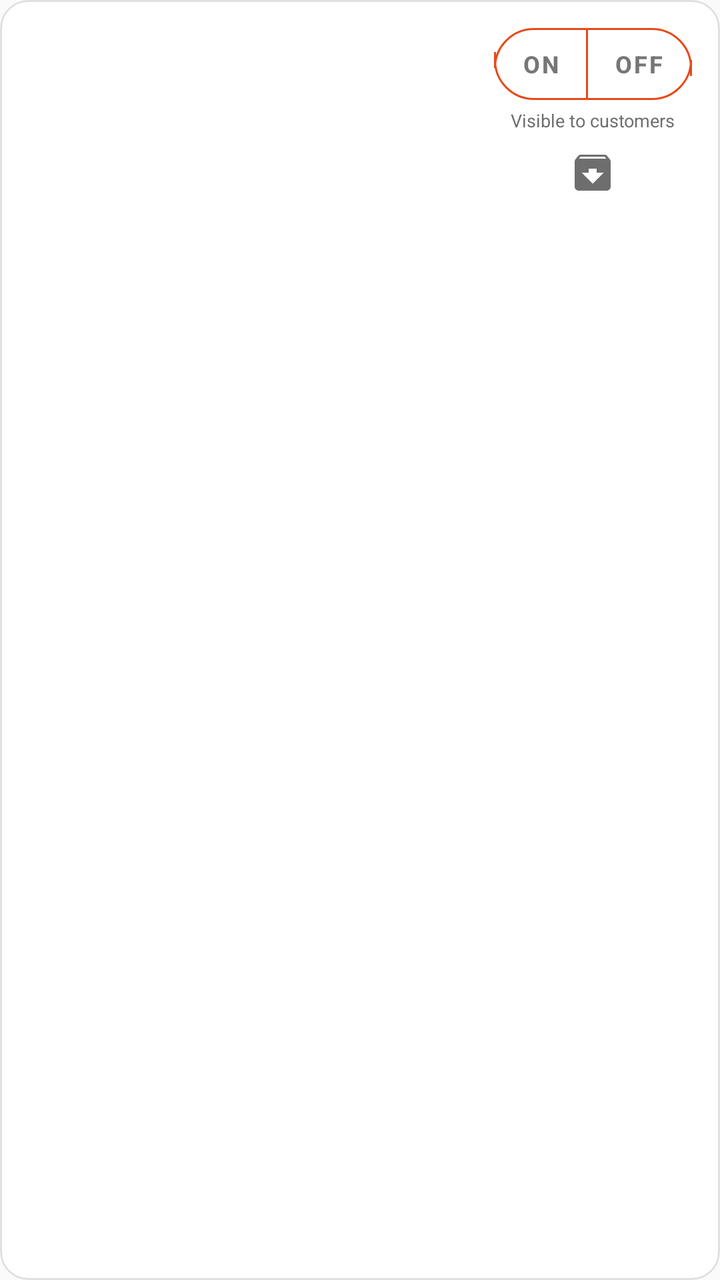
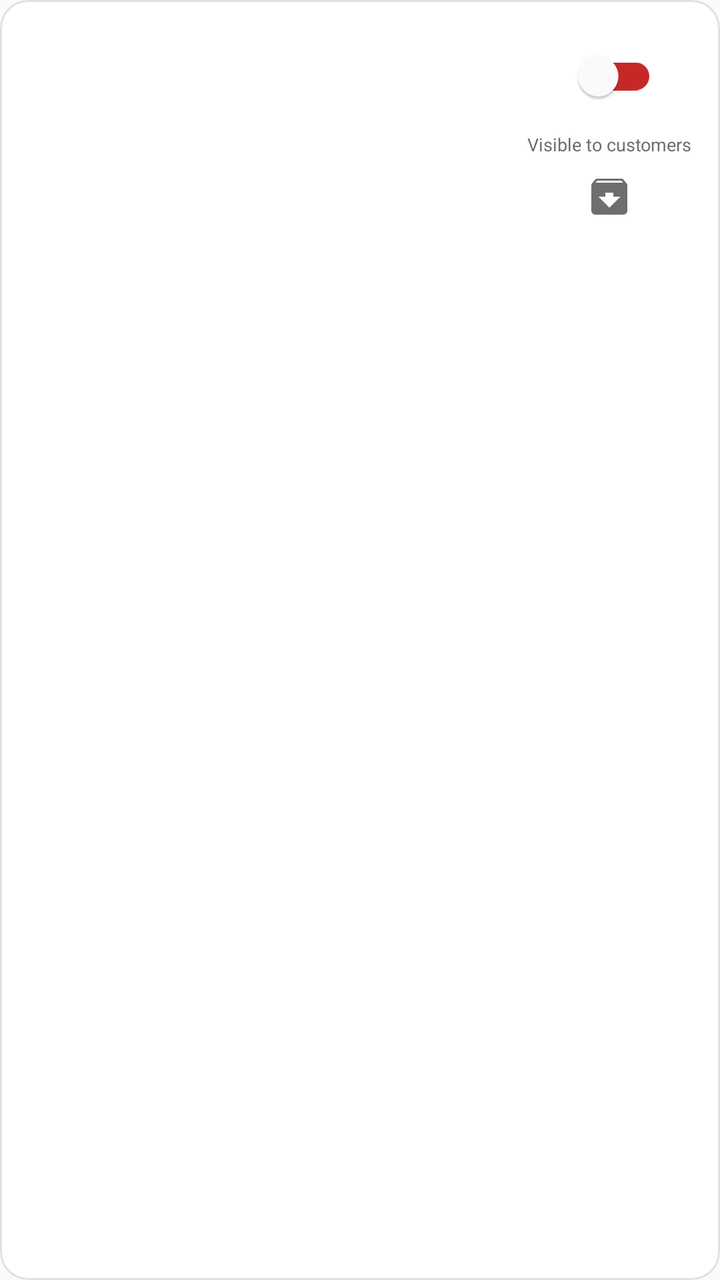

Two renders of the same Android screen: before a commit and after it. Below are the layout's source before the change and the commit's diff.
<!-- AndroidManifest.xml: application theme Theme.AnydropRestaurant -->
<!-- res/layout/item_coupon_manage_row.xml -->
<?xml version="1.0" encoding="utf-8"?>
<com.google.android.material.card.MaterialCardView xmlns:android="http://schemas.android.com/apk/res/android"
    xmlns:app="http://schemas.android.com/apk/res-auto"
    android:layout_width="match_parent"
    android:layout_height="wrap_content"
    android:layout_marginBottom="10dp"
    app:cardCornerRadius="14dp"
    app:cardElevation="0dp"
    app:strokeColor="@color/outline"
    app:strokeWidth="1dp"
    app:cardBackgroundColor="@color/surface">

    <LinearLayout
        android:layout_width="match_parent"
        android:layout_height="wrap_content"
        android:orientation="horizontal"
        android:gravity="center_vertical"
        android:padding="14dp">

        
        <LinearLayout
            android:id="@+id/couponInfoColumn"
            android:layout_width="0dp"
            android:layout_height="wrap_content"
            android:layout_weight="1"
            android:orientation="vertical"
            android:clickable="true"
            android:focusable="true"
            android:foreground="?attr/selectableItemBackground"
            android:paddingVertical="2dp">

            <TextView
                android:id="@+id/couponCodeText"
                android:layout_width="wrap_content"
                android:layout_height="wrap_content"
                android:textSize="15sp"
                android:textStyle="bold"
                android:textColor="@color/anydrop_primary"
                android:letterSpacing="0.03" />

            <TextView
                android:id="@+id/couponDiscountText"
                android:layout_width="wrap_content"
                android:layout_height="wrap_content"
                android:layout_marginTop="4dp"
                android:textSize="13sp"
                android:textColor="@color/text_primary" />

            <TextView
                android:id="@+id/couponMetaText"
                android:layout_width="wrap_content"
                android:layout_height="wrap_content"
                android:layout_marginTop="2dp"
                android:textSize="12sp"
                android:textColor="@color/text_secondary" />

        </LinearLayout>

        
        <LinearLayout
            android:id="@+id/activeControlsGroup"
            android:layout_width="wrap_content"
            android:layout_height="wrap_content"
            android:orientation="vertical"
            android:gravity="center">

            <com.google.android.material.button.MaterialButtonToggleGroup
                android:id="@+id/toggleActiveGroup"
                android:layout_width="wrap_content"
                android:layout_height="wrap_content"
                app:singleSelection="true"
                app:selectionRequired="true">

                <com.google.android.material.button.MaterialButton
                    android:id="@+id/btnActiveOn"
                    style="@style/ToggleButton.Pill"
                    android:layout_width="wrap_content"
                    android:layout_height="wrap_content"
                    android:text="@string/coupon_toggle_on" />

                <com.google.android.material.button.MaterialButton
                    android:id="@+id/btnActiveOff"
                    style="@style/ToggleButton.Pill"
                    android:layout_width="wrap_content"
                    android:layout_height="wrap_content"
                    android:text="@string/coupon_toggle_off" />

            </com.google.android.material.button.MaterialButtonToggleGroup>

            <TextView
                android:layout_width="wrap_content"
                android:layout_height="wrap_content"
                android:layout_marginTop="4dp"
                android:text="@string/coupon_visible_label"
                android:textSize="9sp"
                android:textColor="@color/text_secondary"
                android:gravity="center" />

            <ImageButton
                android:id="@+id/btnArchive"
                android:layout_width="32dp"
                android:layout_height="32dp"
                android:layout_marginTop="4dp"
                android:background="?attr/selectableItemBackgroundBorderless"
                android:contentDescription="@string/coupon_archive_action"
                android:src="@drawable/ic_archive"
                app:tint="@color/text_secondary" />

        </LinearLayout>

        
        <LinearLayout
            android:id="@+id/archivedGroup"
            android:layout_width="wrap_content"
            android:layout_height="wrap_content"
            android:orientation="vertical"
            android:gravity="center"
            android:visibility="gone">

            <TextView
                android:layout_width="wrap_content"
                android:layout_height="wrap_content"
                android:text="@string/coupon_archived_label"
                android:textSize="11sp"
                android:textStyle="bold"
                android:textColor="@color/text_secondary" />

            <com.google.android.material.button.MaterialButton
                android:id="@+id/btnUnarchive"
                style="@style/ToggleButton.Pill"
                android:layout_width="wrap_content"
                android:layout_height="wrap_content"
                android:layout_marginTop="6dp"
                android:text="@string/coupon_restore_action"
                app:icon="@drawable/ic_unarchive" />

        </LinearLayout>

    </LinearLayout>

</com.google.android.material.card.MaterialCardView>
<!-- resources referenced by this layout -->
<resources>
  <color name="anydrop_primary">#E64A19</color>
  <color name="outline">#E0E0E0</color>
  <color name="surface">#FFFFFF</color>
  <color name="text_primary">#1A1A1A</color>
  <color name="text_secondary">#6E6E6E</color>
  <!-- drawable ic_archive (drawable) -->
  <vector xmlns:android="http://schemas.android.com/apk/res/android"
      android:width="24dp"
      android:height="24dp"
      android:viewportWidth="24"
      android:viewportHeight="24"
      android:tint="?attr/colorControlNormal">
      <path
          android:fillColor="#FF000000"
          android:pathData="M20.54,5.23l-1.39,-1.68C18.88,3.21 18.47,3 18,3H6c-0.47,0 -0.88,0.21 -1.16,0.55L3.46,5.23C3.17,5.57 3,6.02 3,6.5V19c0,1.1 0.9,2 2,2h14c1.1,0 2,-0.9 2,-2V6.5c0,-0.48 -0.17,-0.93 -0.46,-1.27zM12,17.5L6.5,12H10v-2h4v2h3.5L12,17.5zM5.12,5l0.81,-1h12l0.94,1H5.12z"/>
  </vector>
  <!-- drawable ic_unarchive (drawable) -->
  <vector xmlns:android="http://schemas.android.com/apk/res/android"
      android:width="24dp"
      android:height="24dp"
      android:viewportWidth="24"
      android:viewportHeight="24"
      android:tint="?attr/colorControlNormal">
      <path
          android:fillColor="#FF000000"
          android:pathData="M20.54,5.23l-1.39,-1.68C18.88,3.21 18.47,3 18,3H6c-0.47,0 -0.88,0.21 -1.16,0.55L3.46,5.23C3.17,5.57 3,6.02 3,6.5V19c0,1.1 0.9,2 2,2h14c1.1,0 2,-0.9 2,-2V6.5c0,-0.48 -0.17,-0.93 -0.46,-1.27zM12,10.5L17.5,16H14v2h-4v-2H6.5L12,10.5zM5.12,5l0.81,-1h12l0.94,1H5.12z"/>
  </vector>
  <string name="coupon_archive_action">Archive coupon</string>
  <string name="coupon_archived_label">Archived</string>
  <string name="coupon_restore_action">Restore</string>
  <string name="coupon_toggle_off">OFF</string>
  <string name="coupon_toggle_on">ON</string>
  <string name="coupon_visible_label">Visible to customers</string>
  <style name="ToggleButton.Pill" parent="Widget.MaterialComponents.Button.OutlinedButton">
          <item name="cornerRadius">20dp</item>
          <item name="strokeColor">@color/anydrop_primary</item>
          <item name="android:textAllCaps">false</item>
          <item name="android:textSize">12sp</item>
          <item name="android:textStyle">bold</item>
          <item name="android:minWidth">0dp</item>
          <item name="android:minHeight">36dp</item>
          <item name="android:insetTop">0dp</item>
          <item name="android:insetBottom">0dp</item>
          <item name="android:paddingStart">14dp</item>
          <item name="android:paddingEnd">14dp</item>
          <item name="iconPadding">4dp</item>
          <item name="iconSize">16dp</item>
      </style>
  <style name="Theme.AnydropRestaurant" parent="Theme.Material3.DayNight.NoActionBar">
          <item name="colorPrimary">@color/anydrop_primary</item>
          <item name="colorPrimaryVariant">@color/anydrop_primary_dark</item>
          <item name="colorOnPrimary">@color/white</item>
          <item name="colorSecondary">@color/anydrop_secondary</item>
          <item name="colorOnSurface">@color/text_primary</item>
          <item name="colorOnSurfaceVariant">@color/text_secondary</item>
          <item name="colorOutline">@color/outline</item>
          <item name="android:windowBackground">@color/background</item>
          
          <item name="android:statusBarColor">@color/anydrop_primary</item>
          <item name="android:windowLightStatusBar">false</item>
          <item name="android:textColorPrimary">@color/text_primary</item>
          <item name="android:textColorSecondary">@color/text_secondary</item>
      </style>
  <color name="anydrop_primary_dark">#B23C14</color>
  <color name="white">#FFFFFF</color>
  <color name="anydrop_secondary">#2E7D32</color>
  <color name="background">#FAFAFA</color>
</resources>

<!-- the commit's change to res/layout/item_coupon_manage_row.xml (unified diff, before → after) -->
@@ -64,28 +64,12 @@
             android:orientation="vertical"
             android:gravity="center">
 
-            <com.google.android.material.button.MaterialButtonToggleGroup
-                android:id="@+id/toggleActiveGroup"
+            <com.google.android.material.switchmaterial.SwitchMaterial
+                android:id="@+id/switchActive"
                 android:layout_width="wrap_content"
                 android:layout_height="wrap_content"
-                app:singleSelection="true"
-                app:selectionRequired="true">
-
-                <com.google.android.material.button.MaterialButton
-                    android:id="@+id/btnActiveOn"
-                    style="@style/ToggleButton.Pill"
-                    android:layout_width="wrap_content"
-                    android:layout_height="wrap_content"
-                    android:text="@string/coupon_toggle_on" />
-
-                <com.google.android.material.button.MaterialButton
-                    android:id="@+id/btnActiveOff"
-                    style="@style/ToggleButton.Pill"
-                    android:layout_width="wrap_content"
-                    android:layout_height="wrap_content"
-                    android:text="@string/coupon_toggle_off" />
-
-            </com.google.android.material.button.MaterialButtonToggleGroup>
+                app:thumbTint="@color/white"
+                app:trackTint="@color/switch_track_color" />
 
             <TextView
                 android:layout_width="wrap_content"
<!-- resource entries referenced after the edit -->
@@ -30,8 +30,6 @@
   <string name="coupon_archive_action">Archive coupon</string>
   <string name="coupon_archived_label">Archived</string>
   <string name="coupon_restore_action">Restore</string>
-  <string name="coupon_toggle_off">OFF</string>
-  <string name="coupon_toggle_on">ON</string>
   <string name="coupon_visible_label">Visible to customers</string>
   <style name="ToggleButton.Pill" parent="Widget.MaterialComponents.Button.OutlinedButton">
           <item name="cornerRadius">20dp</item>
